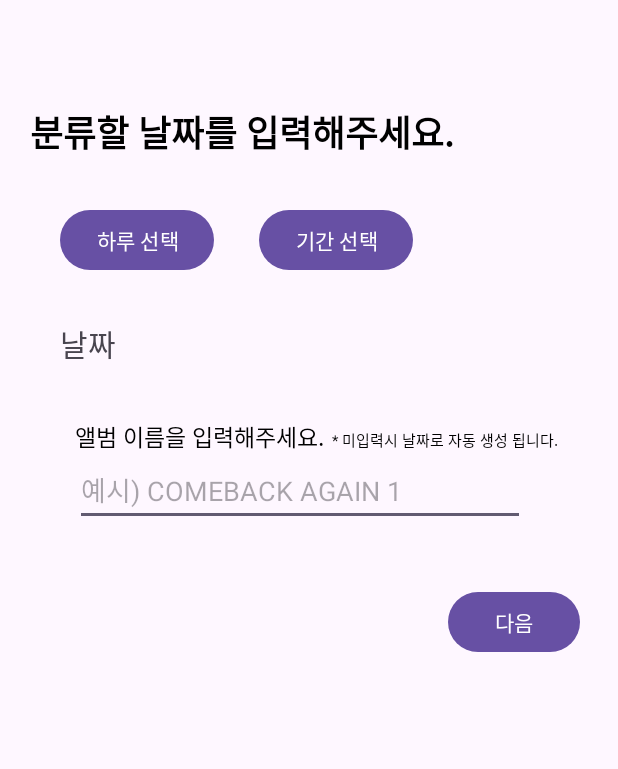
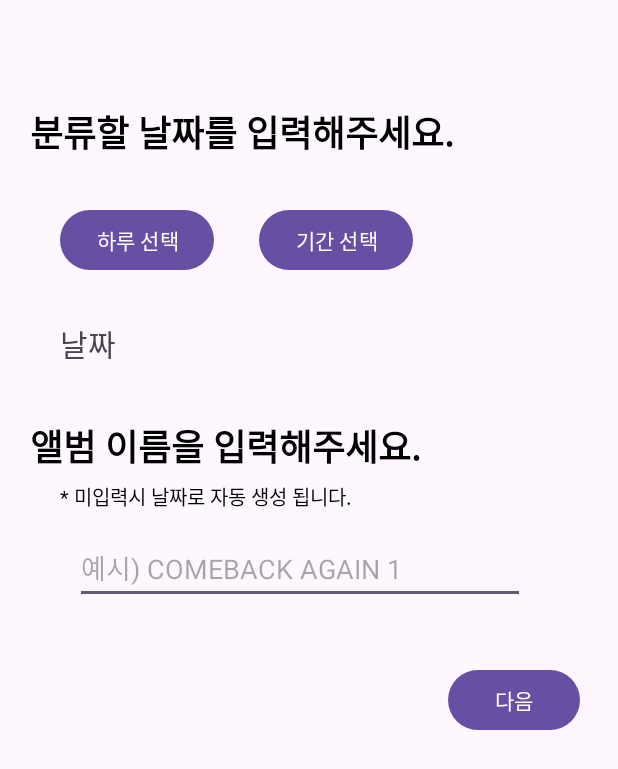
Before and after one commit to Jeongsunga/Image-Classification-Application, an Android app: the DateFilter screen opened directly, with no data from a screen before it, on a phone screen of 412 x 824 dp. Shown: the top 769 px of the screen. Run offline under Robolectric (Android 15) with nearby library versions, the phone set to English and light mode, and no system bars.

Commit message:
갤러리 리스트 화면에서 스크롤하면 아이템들이 흩어지는 오류 수정 및 날짜 선택 화면 일부 수정

```diff
--- a/app/src/main/res/layout/activity_datefilter.xml
+++ b/app/src/main/res/layout/activity_datefilter.xml
@@ -67,14 +67,8 @@
         android:layout_width="wrap_content"
         android:layout_height="wrap_content"
         android:orientation="vertical"
-        android:layout_marginTop="20dp"
+        android:layout_marginTop="35dp"
         >
-
-        <LinearLayout
-            android:layout_width="wrap_content"
-            android:layout_height="wrap_content"
-            android:orientation="horizontal"
-            android:layout_marginTop="15dp">
 
             <TextView
 
@@ -82,21 +76,23 @@
                 android:layout_height="wrap_content"
                 android:text="앨범 이름을 입력해주세요."
                 android:textColor="#000000"
-                android:layout_marginLeft="50dp"
-                android:textSize="15sp"/>
+                android:textStyle="bold"
+                android:layout_marginLeft="20dp"
+                android:textSize="24sp"/>
 
             <TextView
-
+                android:layout_marginTop="5dp"
                 android:layout_width="wrap_content"
                 android:layout_height="wrap_content"
                 android:text="* 미입력시 날짜로 자동 생성 됩니다."
                 android:textColor="#000000"
-                android:layout_marginLeft="5sp"
-                android:textSize="10sp"/>
+                android:layout_marginLeft="40dp"
+                android:textSize="13sp"/>
 
-        </LinearLayout>
+
 
         <EditText
+            android:layout_marginTop="13dp"
             android:id="@+id/period_title"
             android:layout_width="300dp"
             android:layout_height="wrap_content"
```
Also changed, not shown: app/src/main/java/com/example/picutre/GalleryList.java (+2 -61 lines), app/src/main/res/layout/activity_gallery_list.xml (+3 -8 lines).
